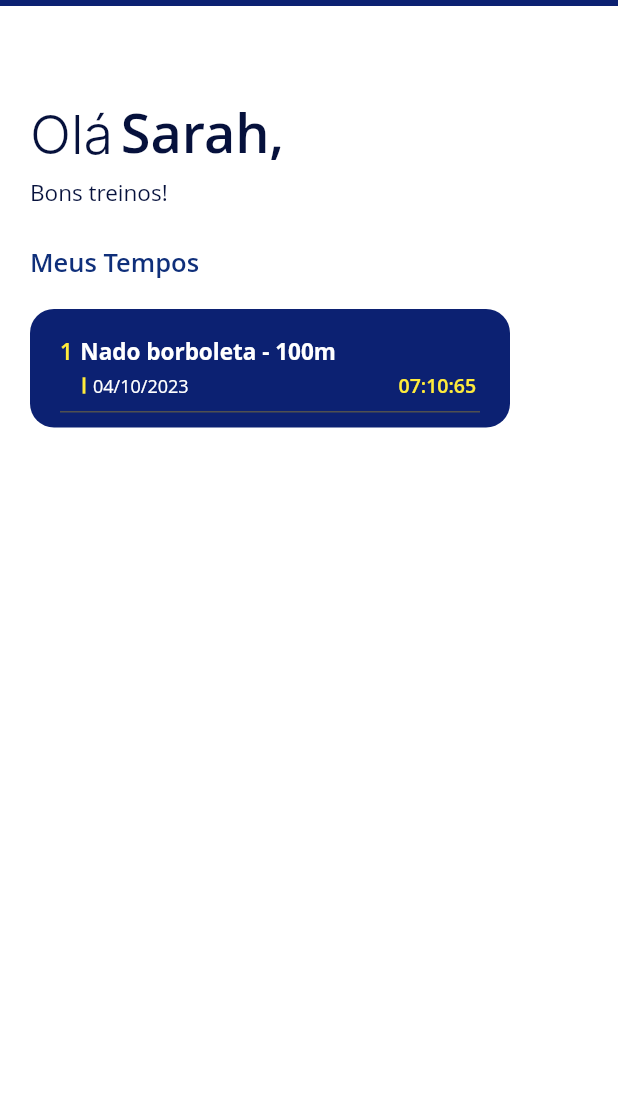
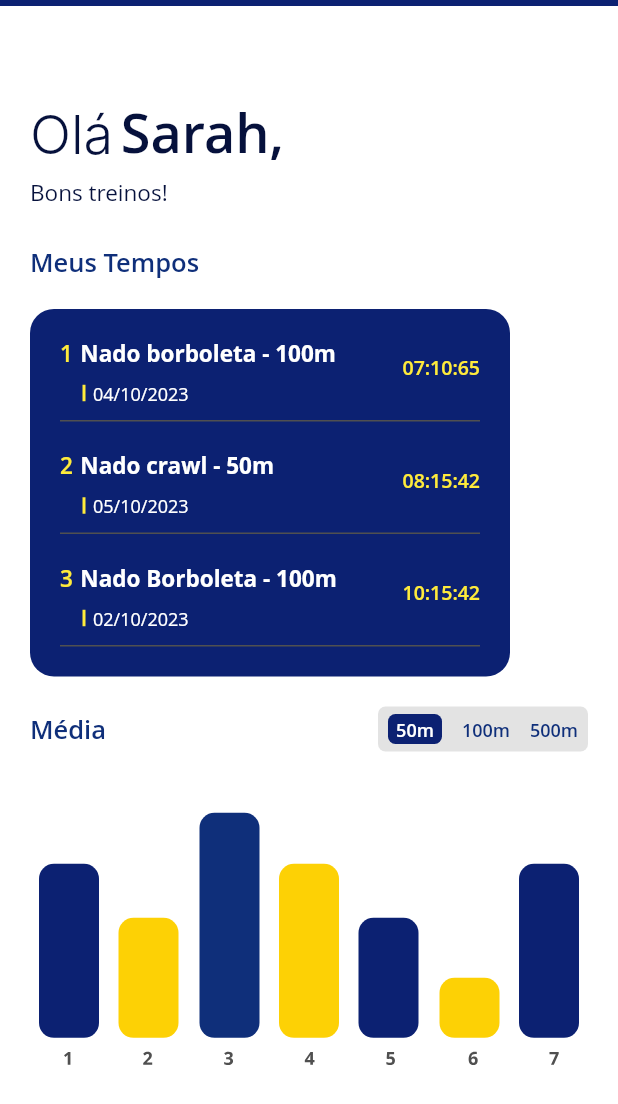
Before and after one commit to Cvsc16/desafio_natacao, a Flutter app: the screen it shows after launch, on a phone screen of 412 x 824 dp. Shown: the top 1104 px of the screen. Run offline on Flutter 3.47's test engine with Material 2 defaults, Android fonts, the phone set to English and light mode, and no system bars; our stand-ins replace flutter_keyboard_visibility, flutter_svg; Roboto replaces fonts that are missing (Inter, Open Sans).

Commit message:
02 10 23

```diff
--- a/lib/screens/homeAtleta.dart
+++ b/lib/screens/homeAtleta.dart
@@ -1,16 +1,107 @@
 import 'package:flutter/material.dart';
+import 'package:flutter_svg/svg.dart';
+
+class Treino extends StatelessWidget {
+  final String id_treino;
+  final String tipo_treino;
+  final String data_treino;
+  final String tempo_treino;
+
+  Treino({
+    required this.id_treino,
+    required this.tipo_treino,
+    required this.data_treino,
+    required this.tempo_treino,
+  });
+
+  @override
+  Widget build(BuildContext context) {
+    return Column(
+      crossAxisAlignment: CrossAxisAlignment.start,
+      children: [
+        Row(
+          children: [
+            Text(
+              id_treino,
+              style: TextStyle(
+                fontSize: 15.0,
+                fontFamily: 'Open Sans',
+                fontWeight: FontWeight.w600,
+                color: Colors.yellow,
+              ),
+            ),
+            SizedBox(width: 5.0),
+            Expanded(
+              child: Text(
+                tipo_treino,
+                style: TextStyle(
+                  fontSize: 15.0,
+                  fontFamily: 'Open Sans',
+                  fontWeight: FontWeight.bold,
+                  color: Colors.white,
+                ),
+              ),
+            ),
+            Padding(
+              padding: EdgeInsets.only(top: 20.0),
+              child: Text(
+                tempo_treino,
+                style: TextStyle(
+                  fontSize: 13.0,
+                  fontFamily: 'Open Sans',
+                  fontWeight: FontWeight.w600,
+                  color: Colors.yellow,
+                ),
+              ),
+            ),
+            SizedBox(width: 20.0),
+          ],
+        ),
+        Row(
+          children: [
+            Padding(
+              padding: EdgeInsets.only(left: 15.0),
+              child: Container(
+                width: 2.0,
+                height: 11.0,
+                color: Colors.yellow,
+              ),
+            ),
+            SizedBox(width: 5.0),
+            Text(
+              data_treino,
+              style: TextStyle(
+                fontSize: 12.0,
+                fontFamily: 'Open Sans',
+                fontWeight: FontWeight.w400,
+                color: Colors.white,
+              ),
+            ),
+          ],
+        ),
+        SizedBox(height: 10.0),
+        Container(
+          width: 280.0,
+          height: 1.0,
+          color: Color(0xFF505050),
+        ),
+        SizedBox(height: 10.0),
+      ],
+    );
+  }
+}
 
 class HomeAtleta extends StatelessWidget {
   @override
   Widget build(BuildContext context) {
     return Scaffold(
       appBar: AppBar(
-        backgroundColor: Color(0xFF0C2172), // Cor da borda superior
+        backgroundColor: Color(0xFF0C2172),
         toolbarHeight: 4.0,
         elevation: 0.0,
       ),
       body: Padding(
-        padding: const EdgeInsets.fromLTRB(20.0, 60.0, 0.0, 0.0), // Espaçamento à esquerda e superior
+        padding: const EdgeInsets.fromLTRB(20.0, 60.0, 0.0, 0.0),
         child: Column(
           crossAxisAlignment: CrossAxisAlignment.start,
           children: [
@@ -27,19 +118,19 @@ class HomeAtleta extends StatelessWidget {
                     color: Color(0xFF06113C),
                   ),
                 ),
-                SizedBox(width: 5.0), // Espaçamento entre os textos
+                SizedBox(width: 5.0),
                 Text(
                   'Sarah,',
                   style: TextStyle(
                     fontSize: 36.0,
                     fontFamily: 'Open Sans',
-                    fontWeight: FontWeight.w600, // Use FontWeight.w600 para negrito
+                    fontWeight: FontWeight.w600,
                     color: Color(0xFF06113C),
                   ),
                 ),
               ],
             ),
-            SizedBox(height: 5.0), // Espaçamento de 10 pixels abaixo
+            SizedBox(height: 5.0),
             Text(
               'Bons treinos!',
               style: TextStyle(
@@ -49,7 +140,7 @@ class HomeAtleta extends StatelessWidget {
                 color: Color(0xFF06113C),
               ),
             ),
-            SizedBox(height: 25.0), // Espaçamento de 25 pixels abaixo
+            SizedBox(height: 25.0),
             Text(
               'Meus Tempos',
               style: TextStyle(
@@ -59,110 +150,137 @@ class HomeAtleta extends StatelessWidget {
                 color: Color(0xFF0F2F7A),
               ),
             ),
-            SizedBox(height: 20.0), // Espaçamento de 20 pixels abaixo
-
+            SizedBox(height: 20.0),
             // Usar um Stack para envolver o retângulo azul e cinza
             Stack(
               children: [
                 Container(
                   width: 320.0,
-                  alignment: Alignment.center, // Alinhe o retângulo azul
+                  alignment: Alignment.center,
                   decoration: BoxDecoration(
-                    color: Color(0xFF0C2172), // Cor do retângulo azul
-                    borderRadius: BorderRadius.circular(16.0), // Raio da borda
+                    color: Color(0xFF0C2172),
+                    borderRadius: BorderRadius.circular(16.0),
                   ),
                   child: Column(
                     crossAxisAlignment: CrossAxisAlignment.start,
                     children: [
-                      SizedBox(height: 18.0), // Espaçamento de 18 pixels do topo do retângulo azul
+                      SizedBox(height: 10.0),
                       Padding(
-                        padding: EdgeInsets.only(left: 20.0), // Espaçamento de 20 pixels da esquerda do retângulo azul
+                        padding: EdgeInsets.only(left: 20.0),
                         child: Column(
                           crossAxisAlignment: CrossAxisAlignment.start,
                           children: [
-                            Row(
-                              children: [
-                                Text(
-                                  '1',
-                                  style: TextStyle(
-                                    fontSize: 15.0, // Tamanho do número
-                                    fontFamily: 'Open Sans',
-                                    fontWeight: FontWeight.w600, // Use FontWeight.w600 para negrito
-                                    color: Colors.yellow, // Cor do número
-                                  ),
-                                ),
-                                SizedBox(width: 5.0), // Espaçamento entre o número e o texto
-                                Expanded(
-                                  child: Text(
-                                    'Nado borboleta - 100m',
-                                    style: TextStyle(
-                                      fontSize: 15.0, // Tamanho do texto
-                                      fontFamily: 'Open Sans',
-                                      fontWeight: FontWeight.bold,
-                                      color: Colors.white, // Cor do texto
-                                    ),
-                                  ),
-                                ),
-                              ],
+                            Treino(
+                              id_treino: '1',
+                              tipo_treino: 'Nado borboleta - 100m',
+                              data_treino: '04/10/2023',
+                              tempo_treino: '07:10:65',
                             ),
-                            SizedBox(height: 4.0), // Espaçamento de 4 pixels abaixo do texto
-                            Row(
-                              children: [
-                                Padding(
-                                  padding: EdgeInsets.only(left: 15.0), // Define o espaçamento de 8 pixels em todos os lados do Container
-                                  child: Container(
-                                    width: 2.0,
-                                    height: 11.0,
-                                    color: Colors.yellow, // Cor do retângulo amarelo
-                                  ),
-                                ),
-                                SizedBox(width: 5.0), // Espaçamento de 5 pixels à direita do retângulo amarelo
-                                Text(
-                                  '04/10/2023',
-                                  style: TextStyle(
-                                    fontSize: 12.0, // Tamanho do texto
-                                    fontFamily: 'Open Sans',
-                                    fontWeight: FontWeight.w400,
-                                    color: Colors.white, // Cor do texto
-                                  ),
-                                ),
-                                SizedBox(width: 140.0),
-                                Positioned(
-                                  right: 20.0, // Distância da direita do retângulo azul
-                                  top: 30.0, // Distância do topo do retângulo azul
-                                  child: Container(
-                                    alignment: Alignment.center,
-                                    child: Text(
-                                      '07:10:65',
-                                      style: TextStyle(
-                                        fontSize: 13.0, // Tamanho do texto
-                                        fontFamily: 'Open Sans',
-                                        fontWeight: FontWeight.w600,
-                                        color: Colors.yellow, // Cor do texto
-                                      ),
-                                    ),
-                                  ),
-                                ),
-                              ],
+                            Treino(
+                              id_treino: '2',
+                              tipo_treino: 'Nado crawl - 50m',
+                              data_treino: '05/10/2023',
+                              tempo_treino: '08:15:42',
                             ),
-                            SizedBox(height: 8.0), // Espaçamento de 10 pixels abaixo do retângulo azul
-                            Container(
-                              width: 280.0,
-                              height: 1.0, // Altura de 1 pixel
-                              color: Color(0xFF505050), // Cor do retângulo cinza
-
+                            Treino(
+                              id_treino: '3',
+                              tipo_treino: 'Nado Borboleta - 100m',
+                              data_treino: '02/10/2023',
+                              tempo_treino: '10:15:42',
                             ),
-                            SizedBox(height: 10.0), // Espaçamento de 10 pixels abaixo do retângulo azul
                           ],
                         ),
                       ),
+                      SizedBox(height: 10.0),
                     ],
                   ),
-
                 ),
-
               ],
             ),
+            SizedBox(height: 20.0),
+            Column(
+              children: [
+                Row(
+                  children: [
+                    Text(
+                      'Média',
+                      style: TextStyle(
+                        fontSize: 17.0,
+                        fontFamily: 'Open Sans',
+                        fontWeight: FontWeight.w600,
+                        color: Color(0xFF0F2F7A),
+                      ),
+                    ),
+                    Spacer(), // Isso fará com que o retângulo ocupe o espaço restante à direita
+                    Container(
+                      width: 140.0,
+                      height: 30.0,
+                      decoration: BoxDecoration(
+                        borderRadius: BorderRadius.circular(5.0),
+                        color: Color(0xFFE3E3E3),
+                      ),
+                      child: Row(
+                        mainAxisAlignment: MainAxisAlignment.spaceAround, // Alinhar os textos horizontalmente no espaço disponível
+                        children: [
+                          // Valor "50m"
+                          Container(
+                            width: 36.0,
+                            height: 20.0,
+                            decoration: BoxDecoration(
+                              borderRadius: BorderRadius.circular(5.0),
+                              color: Color(0xFF0C2172), // Cor azul de seleção
+                            ),
+                            child: Center(
+                              child: Text(
+                                '50m',
+                                style: TextStyle(
+                                  fontSize: 12.0,
+                                  fontFamily: 'Open Sans',
+                                  fontWeight: FontWeight.w600,
+                                  color: Colors.white, // Texto em branco para indicar seleção
+                                ),
+                              ),
+                            ),
+                          ),
+
+                          // Valor "100m"
+                          Text(
+                            '100m',
+                            style: TextStyle(
+                              fontSize: 12.0,
+                              fontFamily: 'Open Sans',
+                              fontWeight: FontWeight.w600,
+                              color: Color(0xFF0F2F7A), // Cor padrão
+                            ),
+                          ),
+
+                          // Valor "500m"
+                          Text(
+                            '500m',
+                            style: TextStyle(
+                              fontSize: 12.0,
+                              fontFamily: 'Open Sans',
+                              fontWeight: FontWeight.w600,
+                              color: Color(0xFF0F2F7A), // Cor padrão
+                            ),
+                          ),
+                        ],
+                      ),
+                    ),
+                    SizedBox(width: 20.0),
+                  ],
+                ),
+                SizedBox(height: 40.0), // Espaçamento de 20 pixels entre o Row e o SVG
+                Padding(
+                  padding: EdgeInsets.only(right: 20.0),
+                  child: Center(
+                    child: SvgPicture.asset(
+                      'assets/grafico.svg',
+                    ),
+                  ),
+                ),
+              ],
+            )
           ],
         ),
       ),
--- a/pubspec.yaml
+++ b/pubspec.yaml
@@ -68,6 +68,7 @@ flutter:
     - assets/cima_fundo.png
     - assets/ic_volta.svg
     - assets/img_esqueceuSenha.svg
+    - assets/grafico.svg
 
   # An image asset can refer to one or more resolution-specific "variants", see
   # https://flutter.dev/assets-and-images/#resolution-aware
```
Also changed, not shown: assets/grafico.svg (added).
